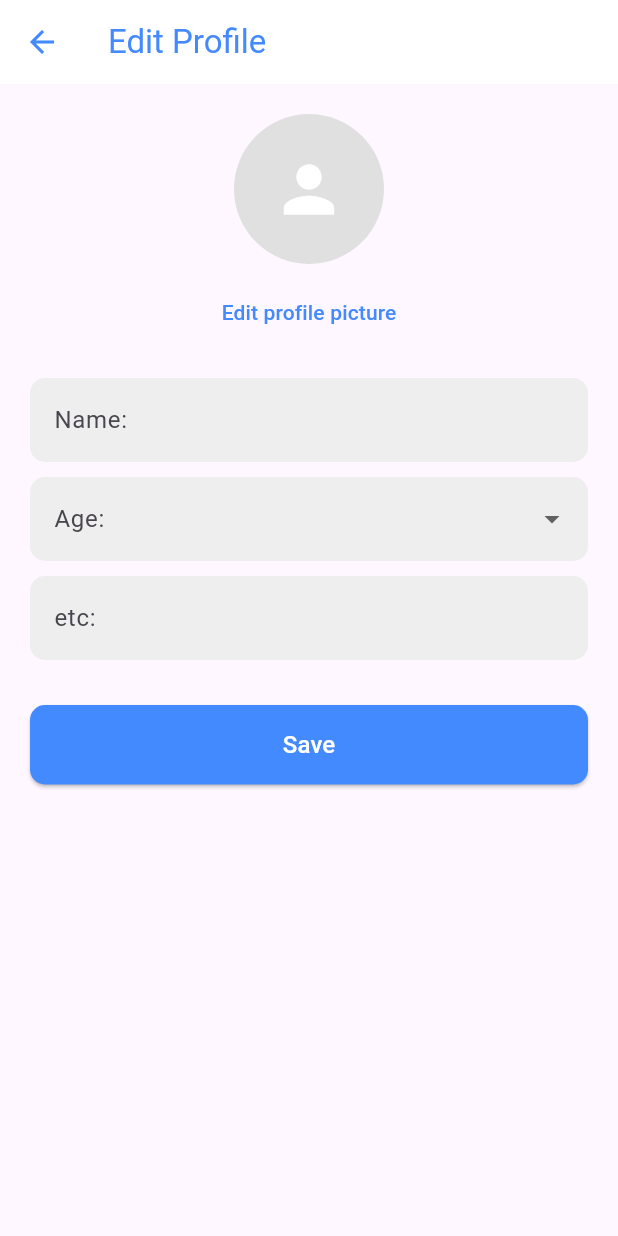
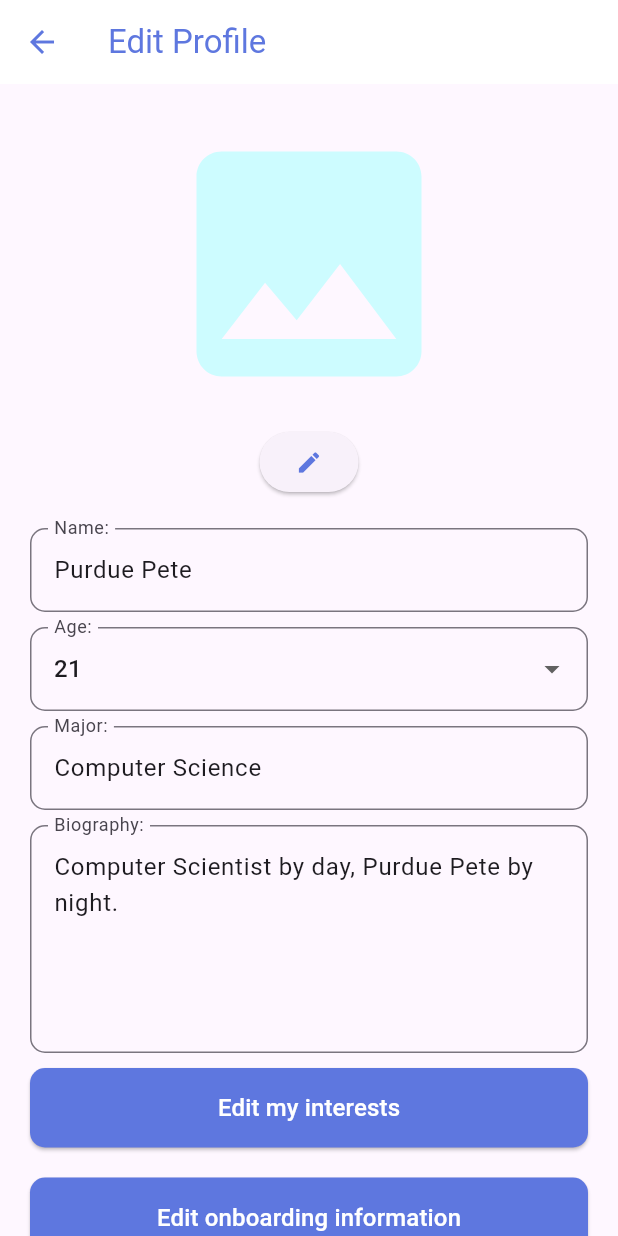
Before and after one commit to BoilerBond/FlutterApp, a Flutter app: the EditProfile screen opened directly, on a phone screen of 412 x 824 dp. Run offline on Flutter 3.47's test engine with Material 3 defaults, Android fonts, the phone set to English and light mode, and no system bars.

Commit message:
Modified template edit profile to match UI design. Added a sample profile to visualize the display of information in edit profile screen. Adjusted navigation issues between profile and edit profile screens.

```diff
--- a/lib/presentation/screens/dashboard/settings/my_profile/edit_profile.dart
+++ b/lib/presentation/screens/dashboard/settings/my_profile/edit_profile.dart
@@ -8,14 +8,44 @@ class EditProfile extends StatefulWidget {
 }
 
 class _EditProfileScreen extends State<EditProfile> {
+  // Sample profile information
+  String name = "Purdue Pete";
+  int age = 21;
+  String major = "Computer Science";
+  String biography = "Computer Scientist by day, Purdue Pete by night.";
+
+  // Temporary values for editing
+  late String tempName;
+  late int tempAge;
+  late String tempMajor;
+  late String tempBiography;
+
+  @override
+  void initState() {
+    super.initState();
+    tempName = name;
+    tempAge = age;
+    tempMajor = major;
+    tempBiography = biography;
+  }
+
+  void _saveProfile() {
+    setState(() {
+      name = tempName;
+      age = tempAge;
+      major = tempMajor;
+      biography = tempBiography;
+    });
+  }
+
   @override
   Widget build(BuildContext context) {
     return Scaffold(
       appBar: AppBar(
-        title: const Text('Edit Profile', style: TextStyle(color: Colors.blueAccent)),
+        title: const Text('Edit Profile', style: TextStyle(color: Color(0xFF5E77DF))),
         backgroundColor: Colors.white,
         elevation: 0,
-        iconTheme: const IconThemeData(color: Colors.blueAccent),
+        iconTheme: const IconThemeData(color: Color(0xFF5E77DF)),
       ),
       body: SingleChildScrollView(
         child: Padding(
@@ -29,35 +59,36 @@ class _EditProfileScreen extends State<EditProfile> {
                 onTap: () {
                   // TODO: Implement profile picture update
                 },
-                child: CircleAvatar(
-                  radius: 50,
-                  backgroundColor: Colors.grey.shade300,
-                  child: const Icon(Icons.person, size: 50, color: Colors.white),
+                child: Container(
+                  height: 200,
+                  width: 200,
+                  child: const Icon(Icons.image, size: 200, color: Color(0xFFCDFCFF)),
                 ),
               ),
               const SizedBox(height: 8),
-              TextButton(
+              ElevatedButton(
                 onPressed: () {},
-                child: const Text('Edit profile picture', style: TextStyle(color: Colors.blueAccent)),
+                child: Icon(Icons.edit, color: Color(0xFF5E77DF)),
               ),
               const SizedBox(height: 20),
 
               TextFormField(
+                initialValue: tempName,
                 decoration: InputDecoration(
                   labelText: 'Name:',
-                  filled: true,
-                  fillColor: Colors.grey.shade200,
-                  border: OutlineInputBorder(borderRadius: BorderRadius.circular(10), borderSide: BorderSide.none),
+                  filled: false,
+                  border: OutlineInputBorder(borderRadius: BorderRadius.circular(10), borderSide: BorderSide(color: Color(0XFFE7EFEE))),
                 ),
+                onChanged: (value) => tempName = value,
               ),
               const SizedBox(height: 10),
 
               DropdownButtonFormField<int>(
+                value: tempAge,
                 decoration: InputDecoration(
                   labelText: 'Age:',
-                  filled: true,
-                  fillColor: Colors.grey.shade200,
-                  border: OutlineInputBorder(borderRadius: BorderRadius.circular(10), borderSide: BorderSide.none),
+                  filled: false,
+                  border: OutlineInputBorder(borderRadius: BorderRadius.circular(10), borderSide: BorderSide(color: Color(0XFFE7EFEE))),
                 ),
                 items: List.generate(100, (index) => index + 1)
                     .map((age) => DropdownMenuItem<int>(
@@ -65,27 +96,42 @@ class _EditProfileScreen extends State<EditProfile> {
                           child: Text(age.toString()),
                         ))
                     .toList(),
-                onChanged: (value) {},
+                onChanged: (value) => tempAge = value!,
               ),
               const SizedBox(height: 10),
 
               TextFormField(
+                initialValue: tempMajor,
                 decoration: InputDecoration(
-                  labelText: 'etc:',
-                  filled: true,
-                  fillColor: Colors.grey.shade200,
-                  border: OutlineInputBorder(borderRadius: BorderRadius.circular(10), borderSide: BorderSide.none),
+                  labelText: 'Major:',
+                  filled: false,
+                  border: OutlineInputBorder(borderRadius: BorderRadius.circular(10), borderSide: BorderSide(color: Color(0XFFE7EFEE))),
                 ),
+                onChanged: (value) => tempMajor = value,
               ),
-              const SizedBox(height: 30),
+              const SizedBox(height: 10),
+
+              TextFormField(
+                initialValue: tempBiography,
+                maxLines: 5,
+                decoration: InputDecoration(
+                  labelText: 'Biography:',
+                  filled: false,
+                  border: OutlineInputBorder(borderRadius: BorderRadius.circular(10), borderSide: BorderSide(color: Color(0XFFE7EFEE))),
+                ),
+                onChanged: (value) => tempBiography = value,
+              ),
+              const SizedBox(height: 10),
 
               SizedBox(
                 width: double.infinity,
                 child: ElevatedButton(
-                  onPressed: () {},
-                  child: const Text('Save', style: TextStyle(fontSize: 16)),
+                  onPressed: () {
+                    // TODO: Implement navigation to interests editing screen
+                  },
+                  child: const Text('Edit my interests', style: TextStyle(fontSize: 16)),
                   style: ElevatedButton.styleFrom(
-                    backgroundColor: Colors.blueAccent,
+                    backgroundColor: Color(0xFF5E77DF),
                     foregroundColor: Colors.white,
                     padding: const EdgeInsets.symmetric(vertical: 15),
                     shape: RoundedRectangleBorder(borderRadius: BorderRadius.circular(10)),
@@ -93,6 +139,37 @@ class _EditProfileScreen extends State<EditProfile> {
                 ),
               ),
               const SizedBox(height: 20),
+
+              SizedBox(
+                width: double.infinity,
+                child: ElevatedButton(
+                  onPressed: () {
+                    // TODO: Implement navigation to interests editing screen
+                  },
+                  child: const Text('Edit onboarding information', style: TextStyle(fontSize: 16)),
+                  style: ElevatedButton.styleFrom(
+                    backgroundColor: Color(0xFF5E77DF),
+                    foregroundColor: Colors.white,
+                    padding: const EdgeInsets.symmetric(vertical: 15),
+                    shape: RoundedRectangleBorder(borderRadius: BorderRadius.circular(10)),
+                  ),
+                ),
+              ),
+              const SizedBox(height: 20),
+
+              SizedBox(
+                width: MediaQuery.of(context).size.width * 0.6,
+                child: OutlinedButton(
+                  onPressed: _saveProfile,
+                  child: const Text('Save', style: TextStyle(fontSize: 16, color: Color(0XFF2C519C))),
+                  style: OutlinedButton.styleFrom(
+                    side: const BorderSide(color: Color(0XFFE7EFEE)),
+                    padding: const EdgeInsets.symmetric(vertical: 15),
+                    shape: RoundedRectangleBorder(borderRadius: BorderRadius.circular(10)),
+                  ),
+                ),
+              ),
+              const SizedBox(height: 10),
             ],
           ),
         ),
--- a/lib/presentation/screens/main navigation/main_nav.dart
+++ b/lib/presentation/screens/main navigation/main_nav.dart
@@ -2,7 +2,7 @@ import 'dart:io';
 
 import 'package:flutter/material.dart';
 import 'screens/exploreScreen.dart';
-import 'screens/matchScreen.dart';
+import 'screens/bondScreen.dart';
 import 'screens/profileScreen.dart';
 import 'screens/settingsScreen.dart';
 
@@ -44,7 +44,7 @@ class _MainNavigationState extends State<MainNavigation> {
         onTap: _onItemTapped,
       items: const [
           BottomNavigationBarItem(icon: Icon(Icons.explore), label: 'Explore'),
-          BottomNavigationBarItem(icon: Icon(Icons.check_circle), label: 'Tasks'),
+          BottomNavigationBarItem(icon: Icon(Icons.check_circle), label: 'My Bond'),
           BottomNavigationBarItem(icon: Icon(Icons.person), label: 'Profile'),
           BottomNavigationBarItem(icon: Icon(Icons.settings), label: 'Settings'),
         ],
--- a/lib/presentation/screens/main navigation/screens/profileScreen.dart
+++ b/lib/presentation/screens/main navigation/screens/profileScreen.dart
@@ -94,10 +94,11 @@ class _MyProfilePageState extends State<_MyProfilePage> {
   Widget build(BuildContext context) {
     return Scaffold(
       appBar: AppBar(
-        title: const Text('My Profile', style: TextStyle(color: Colors.black)),
+        title: const Text("BBond", style: TextStyle(color: Color(0xFF5E77DF), fontWeight: FontWeight.bold)),
         backgroundColor: Colors.white,
         elevation: 0,
         iconTheme: const IconThemeData(color: Colors.black),
+        automaticallyImplyLeading: false,
       ),
       body: DefaultTextStyle(
         style: const TextStyle(
@@ -112,16 +113,6 @@ class _MyProfilePageState extends State<_MyProfilePage> {
             crossAxisAlignment: CrossAxisAlignment.center,
             children: [
               const SizedBox(height: 20),
-              const Text(
-                'BBond',
-                style: TextStyle(
-                  fontFamily: 'Raleway',
-                  fontSize: 18,
-                  fontWeight: FontWeight.bold,
-                  color: Color(0xFF5E77DF),
-                ),
-              ),
-              const SizedBox(height: 10),
               const Text(
                 'Welcome back, [username]',
                 textAlign: TextAlign.center,
```
